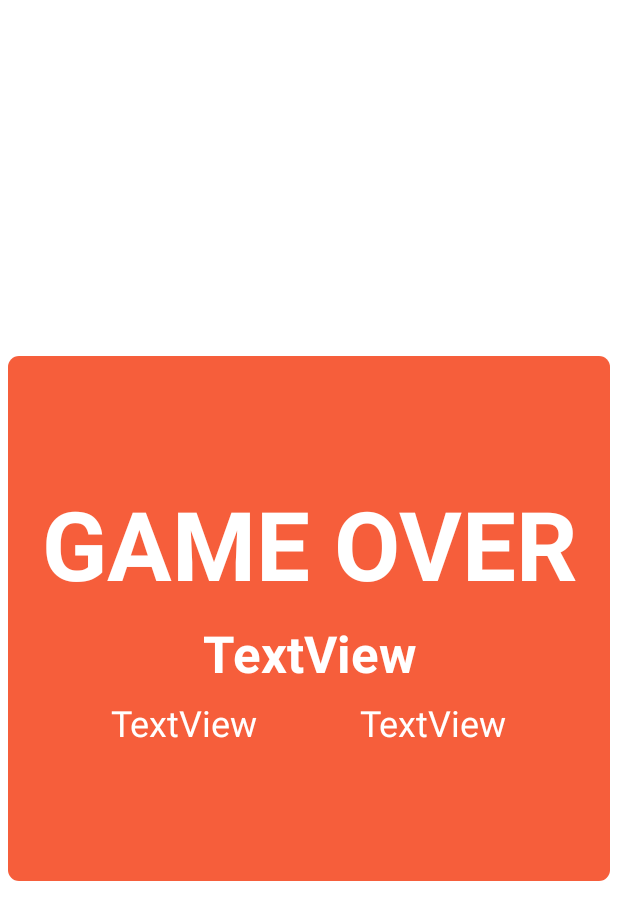
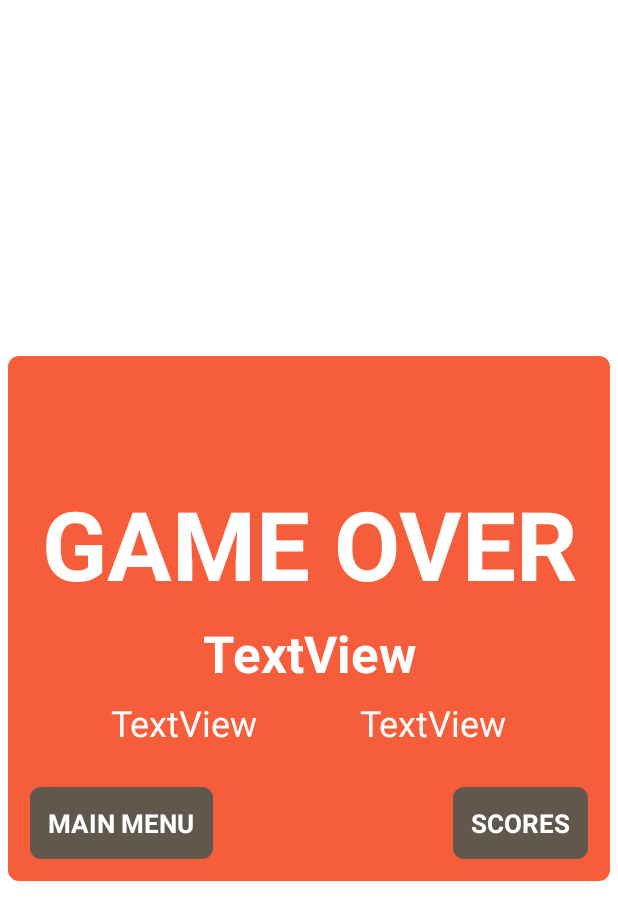
Before and after one commit to RromeroP/Splash, an Android app: the layout activity_game_over.xml on its own in the app's theme, with its tools: preview values and no code run, on a phone screen of 412 x 824 dp. Shown: the top 920 px of the screen. Run offline under Robolectric (Android 15) with nearby library versions, the phone set to English and light mode, and no system bars.

```diff
--- a/app/src/main/res/layout/activity_game_over.xml
+++ b/app/src/main/res/layout/activity_game_over.xml
@@ -67,6 +67,37 @@
             app:layout_constraintEnd_toEndOf="parent"
             app:layout_constraintStart_toEndOf="@+id/movesGameOver"
             app:layout_constraintTop_toBottomOf="@+id/scoreGameOver" />
+
+        <TextView
+            android:id="@+id/goMenu"
+            android:layout_width="wrap_content"
+            android:layout_height="wrap_content"
+            android:layout_margin="7dp"
+            android:background="@drawable/cell_empty"
+            android:onClick="goMenu"
+            android:padding="12dp"
+            android:text="MAIN MENU"
+            android:textColor="@color/white"
+            android:textSize="17sp"
+            android:textStyle="bold"
+            app:layout_constraintBottom_toBottomOf="parent"
+            app:layout_constraintStart_toStartOf="parent" />
+
+        <TextView
+            android:id="@+id/goScore"
+            android:layout_width="wrap_content"
+            android:layout_height="wrap_content"
+            android:layout_margin="7dp"
+            android:background="@drawable/cell_empty"
+            android:onClick="goScore"
+            android:padding="12dp"
+            android:text="SCORES"
+            android:textColor="@color/white"
+            android:textSize="17sp"
+            android:textStyle="bold"
+            app:layout_constraintBottom_toBottomOf="parent"
+            app:layout_constraintEnd_toEndOf="parent" />
+
     </androidx.constraintlayout.widget.ConstraintLayout>
 
 </androidx.constraintlayout.widget.ConstraintLayout>
```
Also changed, not shown: app/src/main/java/com/example/splash/DatabaseHelper.java (+42 -4 lines), app/src/main/java/com/example/splash/GameOver.java (+23 -6 lines), app/src/main/java/com/example/splash/MainPeg.java (+8 -0 lines), app/src/main/java/com/example/splash/a_2048.java (+7 -12 lines).
